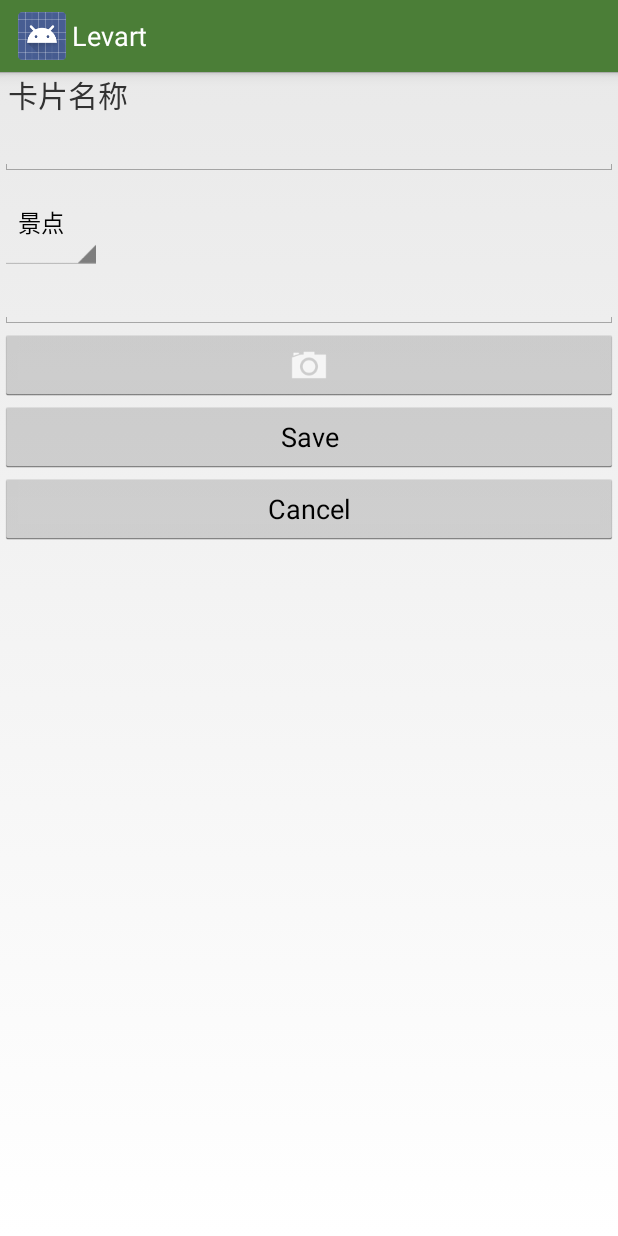
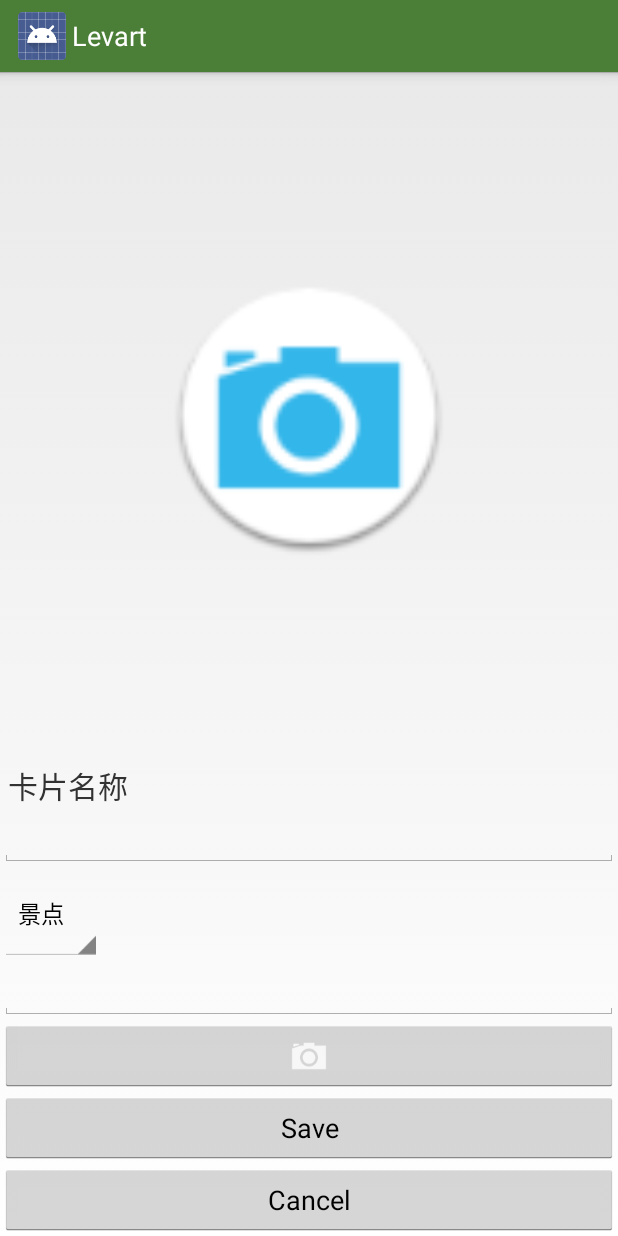
Before and after one commit to daniellu789/TripCard, an Android app: the fragment NewTripCardFragment shown on its own in the app's theme, after a tap on "Save", on a phone screen of 412 x 824 dp. Run offline under Robolectric (Android 15) with nearby library versions, the phone set to English and light mode, and no system bars; plain views replace ParseImageView; 8 statements that could not run were skipped.

Commit message:
fix bug of upload photo

```diff
--- a/app/src/main/java/com/levart/TripCard/API/LTAPIConstants.java
+++ b/app/src/main/java/com/levart/TripCard/API/LTAPIConstants.java
@@ -14,15 +14,16 @@ public class LTAPIConstants {
     public static final int IMAGE_WIDTH_SIZE = 800;
     public static final String GOOGLE_PLACE_API_KEY = "AIzaSyBcBkS15uizw9ZDv6NSv3toBj-NhV1I-n8";
     public static final String KEYWORD = "关键词：";
-    public static final HashMap<Integer, String> TAG_TO_NAME = new HashMap<Integer, String>();
-    public static final HashMap<String, Integer> NAME_TO_TAG = new HashMap<String, Integer>();
+    public static final HashMap<String, String> TAG_TO_NAME = new HashMap<String, String>();
+    public static final HashMap<String, String> NAME_TO_TAG = new HashMap<String, String>();
 
     static{
-        TAG_TO_NAME.put(0, "全部");
-        TAG_TO_NAME.put(1, "交通");
-        TAG_TO_NAME.put(2, "景点");
+        TAG_TO_NAME.put("0", "全部");
+        TAG_TO_NAME.put("1", "交通");
+        TAG_TO_NAME.put("2", "景点");
+        TAG_TO_NAME.put("3", "酒店");
 
-        for(Map.Entry<Integer, String> entry: TAG_TO_NAME.entrySet())
+        for(Map.Entry<String, String> entry: TAG_TO_NAME.entrySet())
         {
             NAME_TO_TAG.put(entry.getValue(), entry.getKey());
         }
--- a/app/src/main/java/com/levart/TripCard/Fragments/NewTripCardFragment.java
+++ b/app/src/main/java/com/levart/TripCard/Fragments/NewTripCardFragment.java
@@ -70,6 +70,7 @@ import java.util.ArrayList;
  */
 public class NewTripCardFragment extends Fragment implements AdapterView.OnItemClickListener {
 
+    private ImageButton imagePreviewButton;
     private ImageButton photoButton;
     private Button saveButton;
     private Button cancelButton;
@@ -94,7 +95,7 @@ public class NewTripCardFragment extends Fragment implements AdapterView.OnItemC
     @Override
     public View onCreateView(LayoutInflater inflater, ViewGroup parent,
                              Bundle SavedInstanceState) {
-        View v = inflater.inflate(R.layout.fragment_new_meal, parent, false);
+        View v = inflater.inflate(R.layout.fragment_new_tripcard, parent, false);
         googlePlaceAdapter = new GooglePlacesAutocompleteAdapter(getActivity(), R.layout.list_item);
         mealName = ((EditText) v.findViewById(R.id.meal_name));
         LTLog.debug(LOG_TAG,"creating a new card");
@@ -133,6 +134,7 @@ public class NewTripCardFragment extends Fragment implements AdapterView.OnItemC
                 tCard.setAuthor(ParseUser.getCurrentUser());
 
                 // Add the rating
+                LTLog.error(LOG_TAG, "danjietest" + LTAPIConstants.NAME_TO_TAG.get(mealRating.getSelectedItem().toString()));
                 tCard.setTag(LTAPIConstants.NAME_TO_TAG.get(mealRating.getSelectedItem().toString()));
 
                 // If the user added a photo, that data will be
--- a/app/src/main/java/com/levart/TripCard/TripCard.java
+++ b/app/src/main/java/com/levart/TripCard/TripCard.java
@@ -75,7 +75,7 @@ public class TripCard extends ParseObject implements Serializable {
         put("author", user);
     }
 
-    public void setTag(int tag) {
+    public void setTag(String tag) {
         put("tag", tag);
     }
 
--- a/app/src/main/res/layout/fragment_new_meal.xml
+++ b/app/src/main/res/layout/fragment_new_tripcard.xml
@@ -6,8 +6,11 @@
 
     <com.parse.ParseImageView
         android:id="@+id/meal_preview_image"
-        android:layout_width="wrap_content"
-        android:layout_height="wrap_content" />
+        android:layout_width="188dp"
+        android:layout_height="0dp"
+        android:layout_weight=".20"
+        android:layout_gravity="center"
+        android:src="@drawable/ic_launcher"/>
 
     <TextView
         android:layout_width="match_parent"
```
